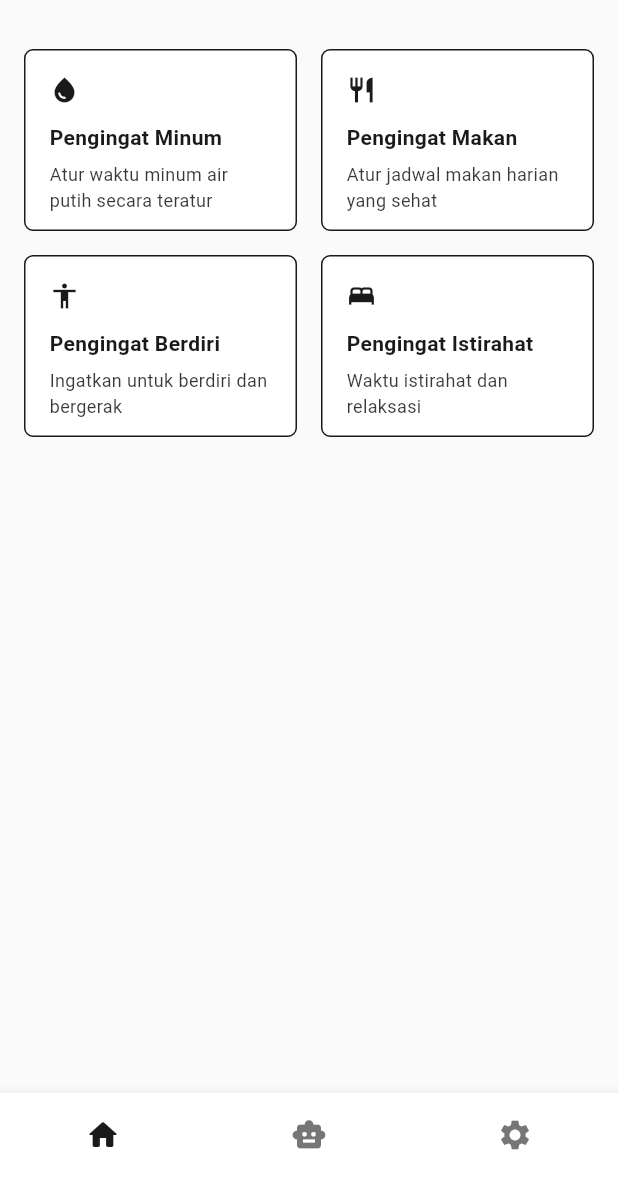
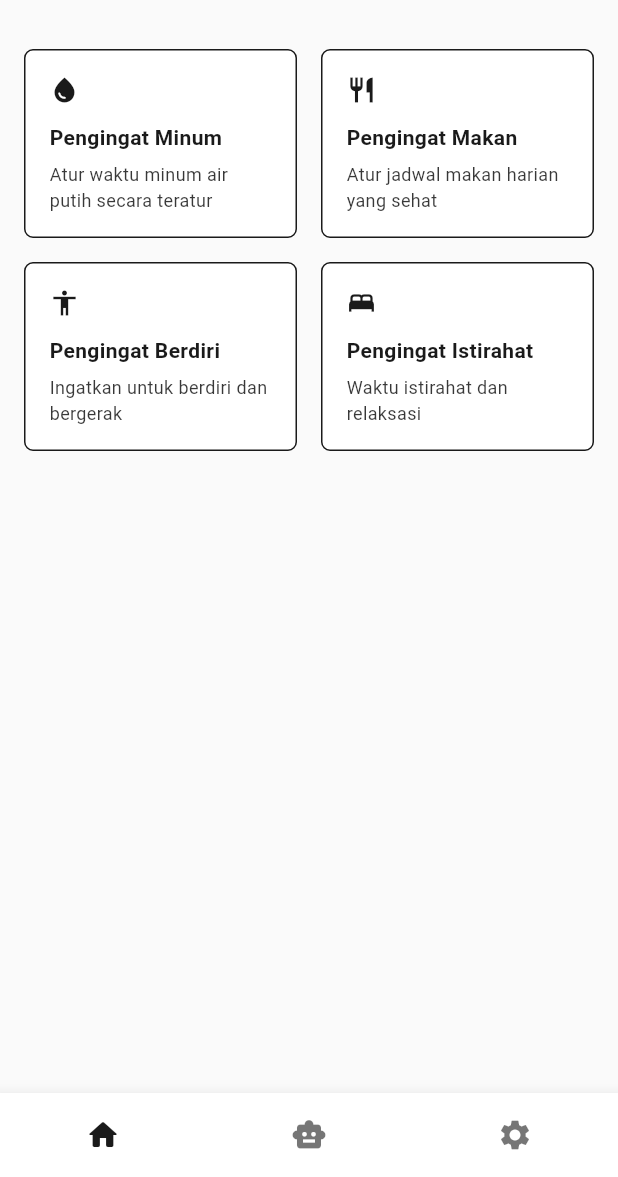
Before and after one commit to yusupsupriyadi/reminder-app, a Flutter app: the screen it shows after launch, on a phone screen of 412 x 824 dp, the part 59-1236 px from its top. Run offline on Flutter 3.47's test engine with Material 3 defaults, Android fonts, the phone set to English and light mode, and no system bars; drawn by our look-alikes of animated_bottom_navigation_bar; our stand-ins replace get, get_storage.

Commit message:
refactor(home): improve grid layout to support flexible content height
- Replace GridView with Wrap widget for CSS max-content behavior
- Calculate responsive width for 2-column layout
- Remove fixed childAspectRatio constraints
- Fix RenderFlex overflow issues with description text
- Support proper 2-line text truncation without overflow

🤖 Generated with [Claude Code](https://claude.ai/code)

Co-Authored-By: Claude <noreply@anthropic.com>

```diff
--- a/lib/app/modules/home/views/home_view.dart
+++ b/lib/app/modules/home/views/home_view.dart
@@ -29,18 +29,17 @@ class HomeView extends GetView<HomeController> {
         child: Padding(
           padding: const EdgeInsets.all(16.0),
           child: Obx(
-            () => GridView.builder(
-              gridDelegate: const SliverGridDelegateWithFixedCrossAxisCount(
-                crossAxisCount: 2,
-                crossAxisSpacing: 16,
-                mainAxisSpacing: 16,
-                childAspectRatio: 1.5,
-              ),
-              itemCount: controller.reminderMenus.length,
-              itemBuilder: (context, index) {
-                final menu = controller.reminderMenus[index];
-                return _buildMenuCard(context, menu, index);
-              },
+            () => Wrap(
+              spacing: 16,
+              runSpacing: 16,
+              children: controller.reminderMenus.asMap().entries.map((entry) {
+                final index = entry.key;
+                final menu = entry.value;
+                return SizedBox(
+                  width: (MediaQuery.of(context).size.width - 48) / 2, // 48 = padding (16*2) + spacing (16)
+                  child: _buildMenuCard(context, menu, index),
+                );
+              }).toList(),
             ),
           ),
         ),
@@ -66,6 +65,7 @@ class HomeView extends GetView<HomeController> {
           child: Column(
             mainAxisAlignment: MainAxisAlignment.start,
             crossAxisAlignment: CrossAxisAlignment.start,
+            mainAxisSize: MainAxisSize.min,
             children: [
               Icon(
                 _getIcon(menu['icon'] as String),
```
